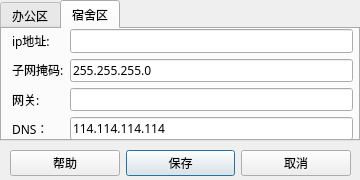
Above: settingwindow.ui from ZzzzzzS/IPSetGUI2.0 before the change. Below: the same form after it.
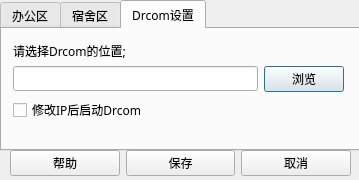
That is the form after the change.

Commit message: 开发完成，还有打开drcom功能有缺陷，准备即将发布 字符不兼容采用std::string解决

What changed in the file:
```diff
--- a/settingwindow.ui
+++ b/settingwindow.ui
@@ -6,7 +6,7 @@
    <rect>
     <x>0</x>
     <y>0</y>
-    <width>360</width>
+    <width>359</width>
     <height>180</height>
    </rect>
   </property>
@@ -24,7 +24,7 @@
      <x>0</x>
      <y>0</y>
      <width>360</width>
-     <height>141</height>
+     <height>151</height>
     </rect>
    </property>
    <property name="sizePolicy">
@@ -37,7 +37,7 @@
     <enum>Qt::DefaultContextMenu</enum>
    </property>
    <property name="currentIndex">
-    <number>1</number>
+    <number>2</number>
    </property>
    <property name="usesScrollButtons">
     <bool>true</bool>
@@ -140,7 +140,7 @@
        <x>10</x>
        <y>0</y>
        <width>341</width>
-       <height>111</height>
+       <height>122</height>
       </rect>
      </property>
      <layout class="QHBoxLayout" name="horizontalLayout_3">
@@ -203,6 +203,51 @@
      </layout>
     </widget>
    </widget>
+   <widget class="QWidget" name="Drcomtab">
+    <attribute name="title">
+     <string>Drcom设置</string>
+    </attribute>
+    <widget class="QWidget" name="">
+     <property name="geometry">
+      <rect>
+       <x>11</x>
+       <y>12</y>
+       <width>331</width>
+       <height>81</height>
+      </rect>
+     </property>
+     <layout class="QVBoxLayout" name="verticalLayout_5">
+      <item>
+       <widget class="QLabel" name="label_9">
+        <property name="text">
+         <string>请选择Drcom的位置;</string>
+        </property>
+       </widget>
+      </item>
+      <item>
+       <layout class="QHBoxLayout" name="horizontalLayout_4">
+        <item>
+         <widget class="QLineEdit" name="DrcomEdit"/>
+        </item>
+        <item>
+         <widget class="QPushButton" name="pushButton">
+          <property name="text">
+           <string>浏览</string>
+          </property>
+         </widget>
+        </item>
+       </layout>
+      </item>
+      <item>
+       <widget class="QCheckBox" name="checkBox">
+        <property name="text">
+         <string>修改IP后启动Drcom</string>
+        </property>
+       </widget>
+      </item>
+     </layout>
+    </widget>
+   </widget>
   </widget>
   <widget class="QWidget" name="layoutWidget">
    <property name="geometry">
```
Left out of the diff: 2 changed lines with no effect on the pictures. The commit also changes 5 other files.
